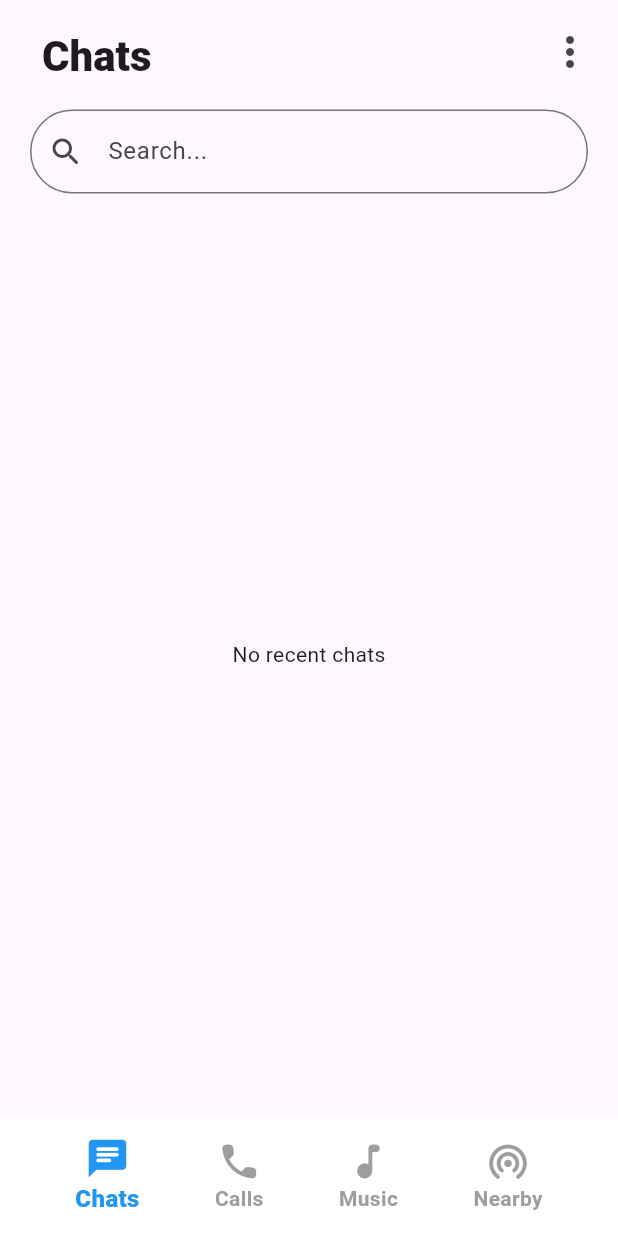
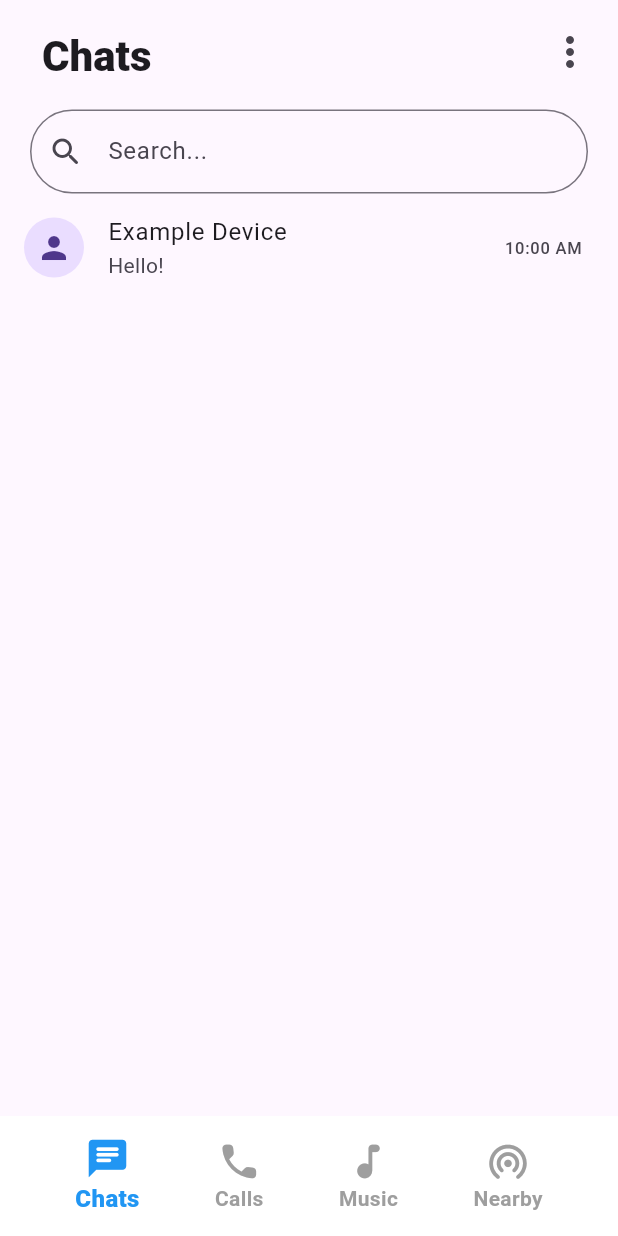
Before and after one commit to ketanxos/chirp, a Flutter app: the screen it shows after launch, on a phone screen of 412 x 824 dp. Run offline on Flutter 3.47's test engine with Material 3 defaults, Android fonts, the phone set to English and light mode, and no system bars; our stand-ins replace flutter_blue_plus; missing offline and left inert: nsd.

Commit message:
Initial commit

```diff
--- a/devtools_options.yaml
+++ /dev/null
@@ -1,4 +0,0 @@
-description: This file stores settings for Dart & Flutter DevTools.
-documentation: https://docs.flutter.dev/tools/devtools/extensions#configure-extension-enablement-states
-extensions:
-  - provider: true
--- a/lib/components/chatTile.dart
+++ b/lib/components/chatTile.dart
@@ -0,0 +1,29 @@
+import 'package:flutter/material.dart';
+
+class ChatTile extends StatelessWidget {
+  final String name;
+  final String lastMessage;
+  final String time;
+  final VoidCallback onTap;
+
+  const ChatTile({
+    Key? key,
+    required this.name,
+    required this.lastMessage,
+    required this.time,
+    required this.onTap,
+  }) : super(key: key);
+
+  @override
+  Widget build(BuildContext context) {
+    return ListTile(
+      leading: const CircleAvatar(
+        child: Icon(Icons.person),
+      ),
+      title: Text(name),
+      subtitle: Text(lastMessage),
+      trailing: Text(time),
+      onTap: onTap,
+    );
+  }
+}
--- a/lib/modules/chats.dart
+++ b/lib/modules/chats.dart
@@ -1,5 +1,7 @@
+import 'package:chirp/modules/chats/chatEvent.dart';
 import 'package:flutter/material.dart';
 import '../components/searchBar.dart';
+import 'package:chirp/components/chatTile.dart';
 
 class ChatsPage extends StatelessWidget {
   const ChatsPage({super.key});
@@ -7,11 +9,25 @@ class ChatsPage extends StatelessWidget {
   @override
   Widget build(BuildContext context) {
     return Column(
-      children: const [
-        searchBar(),
+      children: [
+        const searchBar(),
         Expanded(
-          child: Center(
-            child: Text('No recent chats'),
+          child: ListView(
+            children: [
+              ChatTile(
+                name: 'Example Device',
+                lastMessage: 'Hello!',
+                time: '10:00 AM',
+                onTap: () {
+                  Navigator.push(
+                    context,
+                    MaterialPageRoute(
+                      builder: (context) => const ChatEvent(title: 'Example Device'),
+                    ),
+                  );
+                },
+              ),
+            ],
           ),
         ),
       ],
```
Also changed, not shown: lib/modules/chats/chatEvent.dart (+205 -0 lines), pubspec.yaml (+6 -6 lines), pubspec.lock, 72 other files.
